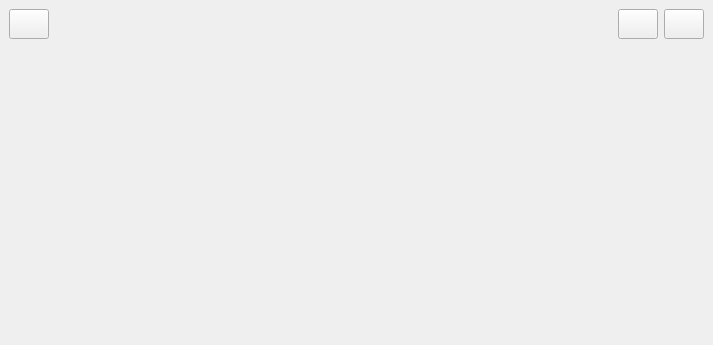
This is memberform.ui in fatemebd/Library as Qt 5 draws it before an edit. The edited form follows.
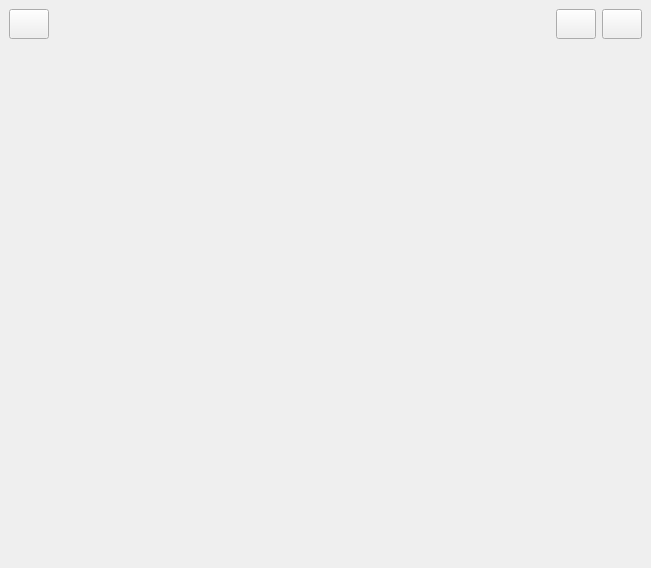
This is the edited form.

```diff
--- a/memberform.ui
+++ b/memberform.ui
@@ -6,8 +6,8 @@
    <rect>
     <x>0</x>
     <y>0</y>
-    <width>713</width>
-    <height>345</height>
+    <width>651</width>
+    <height>568</height>
    </rect>
   </property>
   <property name="windowTitle">
```
